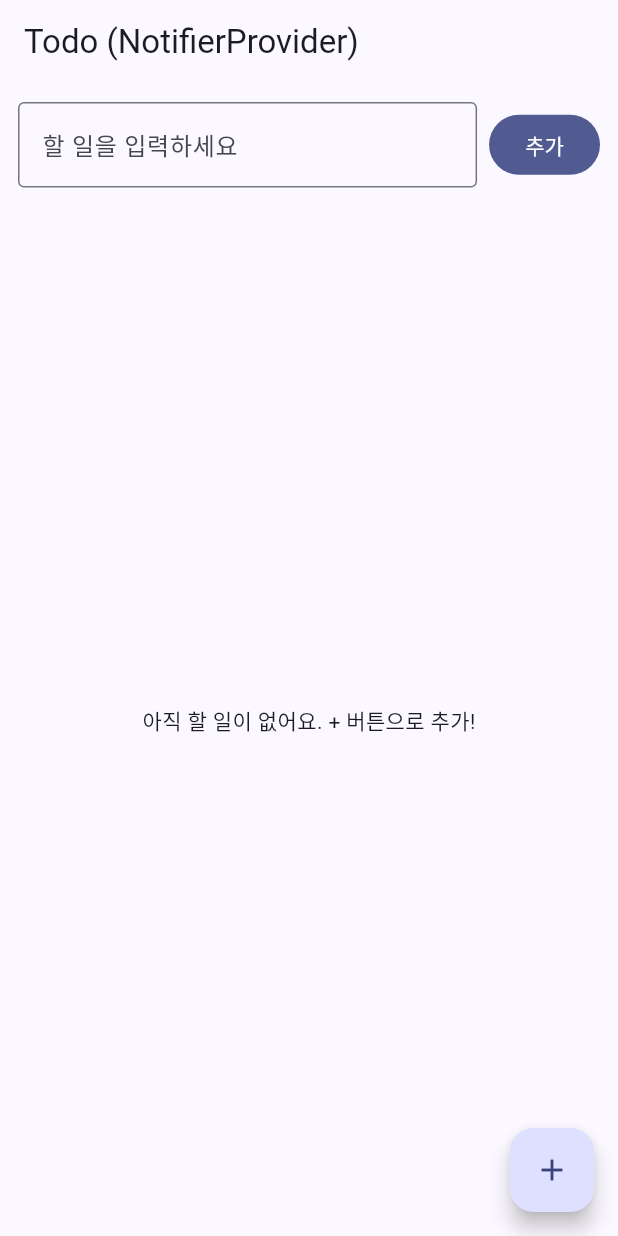
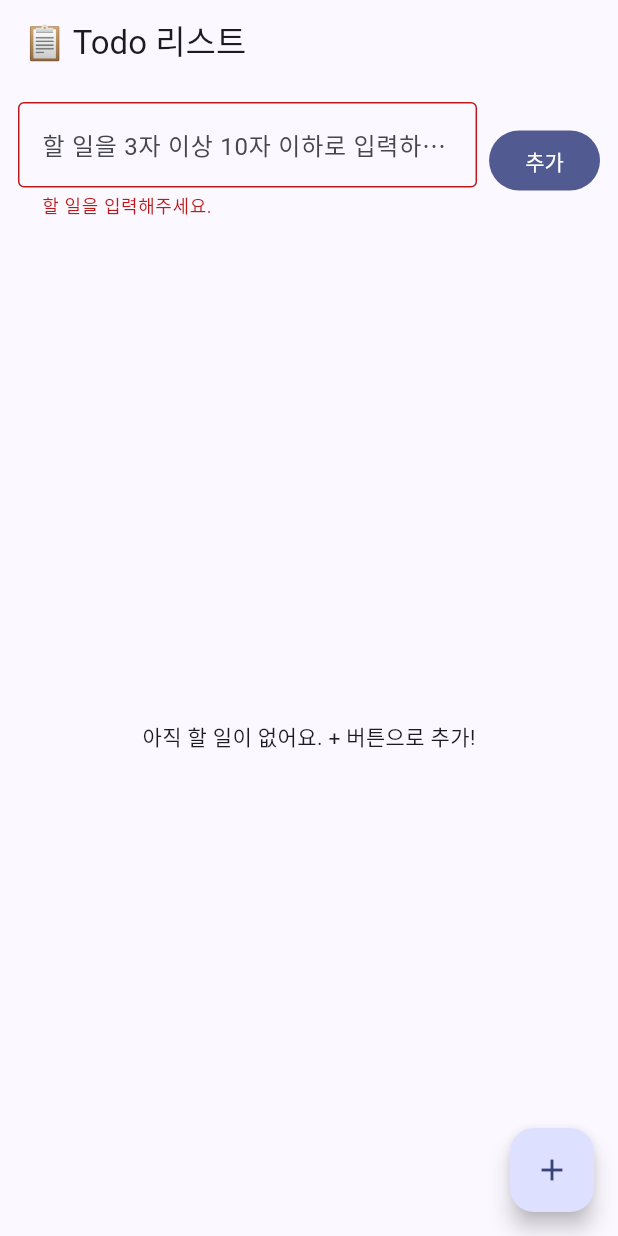
Before and after one commit to rmdnps10/CSE4103-Flutter-TODO, a Flutter app: the screen it shows after launch, after a tap on "추가", on a phone screen of 412 x 824 dp. Run offline on Flutter 3.47's test engine with Material 3 defaults, Android fonts, the phone set to English and light mode, and no system bars; our stand-ins replace flutter_riverpod.

Commit message:
feat: validate todo title input and update UI with error messages

```diff
--- /dev/null
+++ b/lib/validators/todo_validator.dart
@@ -0,0 +1,50 @@
+/// 할 일 입력 유효성 검사를 담당하는 클래스
+class TodoValidator {
+  // 최소 길이 상수
+  static const int minLength = 3;
+  // 최대 길이 상수
+  static const int maxLength = 10;
+
+  /// 할 일 제목의 유효성을 검사합니다.
+  ///
+  /// [title] 검사할 할 일 제목
+  ///
+  /// 반환값:
+  /// - null: 유효한 입력
+  /// - String: 에러 메시지
+  static String? validateTitle(String? title) {
+    // null 또는 빈 문자열 검사
+    if (title == null || title.trim().isEmpty) {
+      return '할 일을 입력해주세요.';
+    }
+
+    final trimmedTitle = title.trim();
+
+    // 최소 길이 검사
+    if (trimmedTitle.length < minLength) {
+      return '할 일을 최소 ${minLength}자 이상 입력해주세요.';
+    }
+
+    // 최대 길이 검사
+    if (trimmedTitle.length > maxLength) {
+      return '할 일은 ${maxLength}자 이하로 입력해주세요.';
+    }
+
+    // 유효한 입력
+    return null;
+  }
+
+  /// 할 일 제목이 유효한지 확인합니다.
+  ///
+  /// [title] 검사할 할 일 제목
+  ///
+  /// 반환값: true면 유효, false면 무효
+  static bool isValidTitle(String? title) {
+    return validateTitle(title) == null;
+  }
+
+  /// 입력 필드에 표시할 힌트 텍스트를 반환합니다.
+  static String get hintText {
+    return '할 일을 ${minLength}자 이상 ${maxLength}자 이하로 입력하세요.';
+  }
+}
--- a/lib/views/todo_page.dart
+++ b/lib/views/todo_page.dart
@@ -1,23 +1,43 @@
 import 'package:flutter/material.dart';
 import 'package:flutter_riverpod/flutter_riverpod.dart';
 import 'package:todo/providers/todo_providers.dart';
+import 'package:todo/validators/todo_validator.dart';
 import 'widgets/todo_list.dart';
 
 class TodoPage extends ConsumerStatefulWidget {
   const TodoPage({super.key});
-
   @override
   ConsumerState<TodoPage> createState() => _TodoPageState();
 }
 
 class _TodoPageState extends ConsumerState<TodoPage> {
   final _controller = TextEditingController();
+  String? _errorText;
 
   void _submit() {
     final text = _controller.text.trim();
-    if (text.isNotEmpty) {
-      ref.read(todoListProvider.notifier).add(text);
-      _controller.clear();
+    final errorMessage = TodoValidator.validateTitle(text);
+
+    if (errorMessage != null) {
+      setState(() {
+        _errorText = errorMessage;
+      });
+      return;
+    }
+
+    setState(() {
+      _errorText = null;
+    });
+    ref.read(todoListProvider.notifier).add(text);
+    _controller.clear();
+  }
+
+  void _onTextChanged() {
+    // 입력 중에 에러 메시지 초기화
+    if (_errorText != null) {
+      setState(() {
+        _errorText = null;
+      });
     }
   }
 
@@ -30,7 +50,7 @@ class _TodoPageState extends ConsumerState<TodoPage> {
   @override
   Widget build(BuildContext context) {
     return Scaffold(
-      appBar: AppBar(title: const Text('Todo (NotifierProvider)')),
+      appBar: AppBar(title: const Text('📋 Todo 리스트')),
       body: Column(
         children: [
           Padding(
@@ -41,9 +61,13 @@ class _TodoPageState extends ConsumerState<TodoPage> {
                   child: TextField(
                     controller: _controller,
                     onSubmitted: (_) => _submit(),
-                    decoration: const InputDecoration(
-                      hintText: '할 일을 입력하세요',
-                      border: OutlineInputBorder(),
+                    onChanged: (_) => _onTextChanged(),
+                    maxLength: TodoValidator.maxLength,
+                    decoration: InputDecoration(
+                      hintText: TodoValidator.hintText,
+                      border: const OutlineInputBorder(),
+                      errorText: _errorText,
+                      counterText: '', // 글자 수 카운터 숨기기
                     ),
                   ),
                 ),
```
Also changed, not shown: 1 other file.
